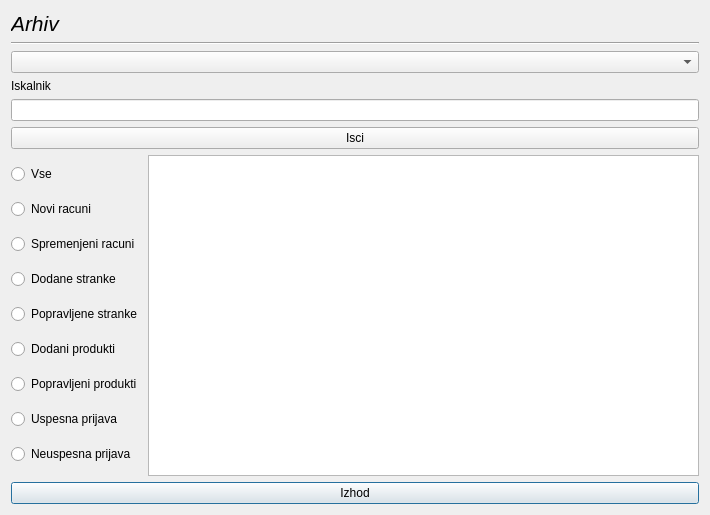
The window that arhiv.ui (MaxMaxy/racun) describes before a commit, drawn with Qt 5.
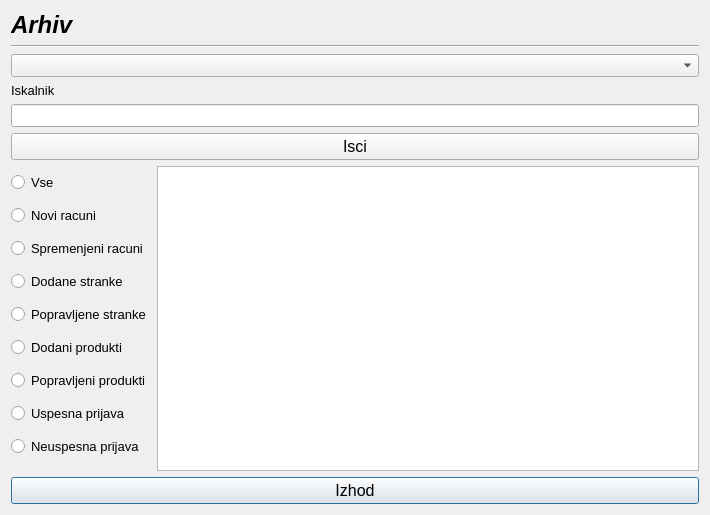
The same window after the commit.

```diff
--- a/arhiv.ui
+++ b/arhiv.ui
@@ -18,8 +18,11 @@
     <widget class="QLabel" name="label_2">
      <property name="font">
       <font>
-       <pointsize>16</pointsize>
+       <family>MS Sans Serif</family>
+       <pointsize>18</pointsize>
+       <weight>75</weight>
        <italic>true</italic>
+       <bold>true</bold>
       </font>
      </property>
      <property name="text">
@@ -29,6 +32,12 @@
    </item>
    <item row="3" column="0">
     <widget class="QLabel" name="label">
+     <property name="font">
+      <font>
+       <family>MS Sans Serif</family>
+       <pointsize>10</pointsize>
+      </font>
+     </property>
      <property name="text">
       <string>Iskalnik</string>
      </property>
@@ -45,6 +54,12 @@
         <layout class="QVBoxLayout" name="verticalLayout">
          <item>
           <widget class="QRadioButton" name="radioButton_vse">
+           <property name="font">
+            <font>
+             <family>MS Sans Serif</family>
+             <pointsize>10</pointsize>
+            </font>
+           </property>
            <property name="text">
             <string>Vse</string>
            </property>
@@ -52,6 +67,12 @@
          </item>
          <item>
           <widget class="QRadioButton" name="radioButton_noviRacuni">
+           <property name="font">
+            <font>
+             <family>MS Sans Serif</family>
+             <pointsize>10</pointsize>
+            </font>
+           </property>
            <property name="text">
             <string>Novi racuni</string>
            </property>
@@ -59,6 +80,12 @@
          </item>
          <item>
           <widget class="QRadioButton" name="radioButton_spremenjeniRacuni">
+           <property name="font">
+            <font>
+             <family>MS Sans Serif</family>
+             <pointsize>10</pointsize>
+            </font>
+           </property>
            <property name="text">
             <string>Spremenjeni racuni</string>
            </property>
@@ -66,6 +93,12 @@
          </item>
          <item>
           <widget class="QRadioButton" name="radioButton_dodaneStranke">
+           <property name="font">
+            <font>
+             <family>MS Sans Serif</family>
+             <pointsize>10</pointsize>
+            </font>
+           </property>
            <property name="text">
             <string>Dodane stranke</string>
            </property>
@@ -73,6 +106,12 @@
          </item>
          <item>
           <widget class="QRadioButton" name="radioButton_popravljeneStranke">
+           <property name="font">
+            <font>
+             <family>MS Sans Serif</family>
+             <pointsize>10</pointsize>
+            </font>
+           </property>
            <property name="text">
             <string>Popravljene stranke</string>
            </property>
@@ -80,6 +119,12 @@
          </item>
          <item>
           <widget class="QRadioButton" name="radioButton_dodaniProdukti">
+           <property name="font">
+            <font>
+             <family>MS Sans Serif</family>
+             <pointsize>10</pointsize>
+            </font>
+           </property>
            <property name="text">
             <string>Dodani produkti</string>
            </property>
@@ -87,6 +132,12 @@
          </item>
          <item>
           <widget class="QRadioButton" name="radioButton_popravljeniProdukti">
+           <property name="font">
+            <font>
+             <family>MS Sans Serif</family>
+             <pointsize>10</pointsize>
+            </font>
+           </property>
            <property name="text">
             <string>Popravljeni produkti</string>
            </property>
@@ -94,6 +145,12 @@
          </item>
          <item>
           <widget class="QRadioButton" name="radioButton_uspesnaPrijava">
+           <property name="font">
+            <font>
+             <family>MS Sans Serif</family>
+             <pointsize>10</pointsize>
+            </font>
+           </property>
            <property name="text">
             <string>Uspesna prijava</string>
            </property>
@@ -101,6 +158,12 @@
          </item>
          <item>
           <widget class="QRadioButton" name="radioButton_neuspesnaPrijava">
+           <property name="font">
+            <font>
+             <family>MS Sans Serif</family>
+             <pointsize>10</pointsize>
+            </font>
+           </property>
            <property name="text">
             <string>Neuspesna prijava</string>
            </property>
@@ -113,12 +176,24 @@
          <property name="enabled">
           <bool>true</bool>
          </property>
+         <property name="font">
+          <font>
+           <family>MS Sans Serif</family>
+           <pointsize>10</pointsize>
+          </font>
+         </property>
         </widget>
        </item>
       </layout>
      </item>
      <item>
       <widget class="QPushButton" name="pushButton">
+       <property name="font">
+        <font>
+         <family>MS Sans Serif</family>
+         <pointsize>12</pointsize>
+        </font>
+       </property>
        <property name="text">
         <string>Izhod</string>
        </property>
@@ -127,13 +202,33 @@
     </layout>
    </item>
    <item row="2" column="0">
-    <widget class="QComboBox" name="comboBox"/>
+    <widget class="QComboBox" name="comboBox">
+     <property name="font">
+      <font>
+       <family>MS Sans Serif</family>
+       <pointsize>10</pointsize>
+      </font>
+     </property>
+    </widget>
    </item>
    <item row="4" column="0">
-    <widget class="QLineEdit" name="lineEdit_isci"/>
+    <widget class="QLineEdit" name="lineEdit_isci">
+     <property name="font">
+      <font>
+       <family>MS Sans Serif</family>
+       <pointsize>10</pointsize>
+      </font>
+     </property>
+    </widget>
    </item>
    <item row="5" column="0">
     <widget class="QPushButton" name="pushButton_2">
+     <property name="font">
+      <font>
+       <family>MS Sans Serif</family>
+       <pointsize>12</pointsize>
+      </font>
+     </property>
      <property name="text">
       <string>Isci</string>
      </property>
```
